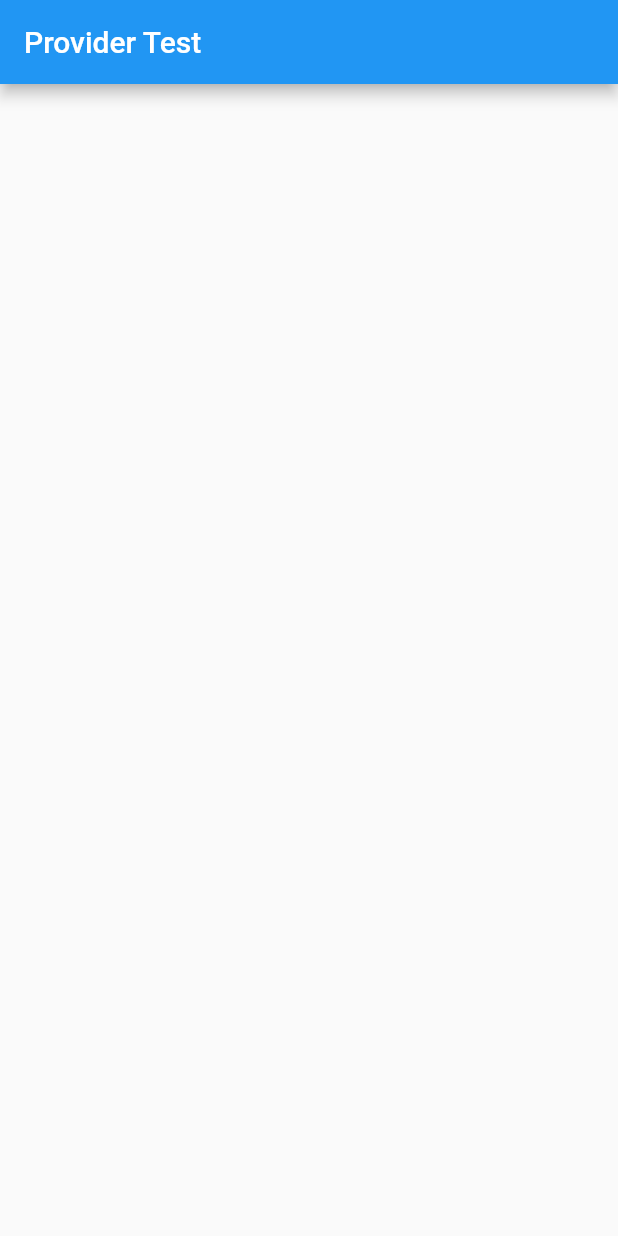
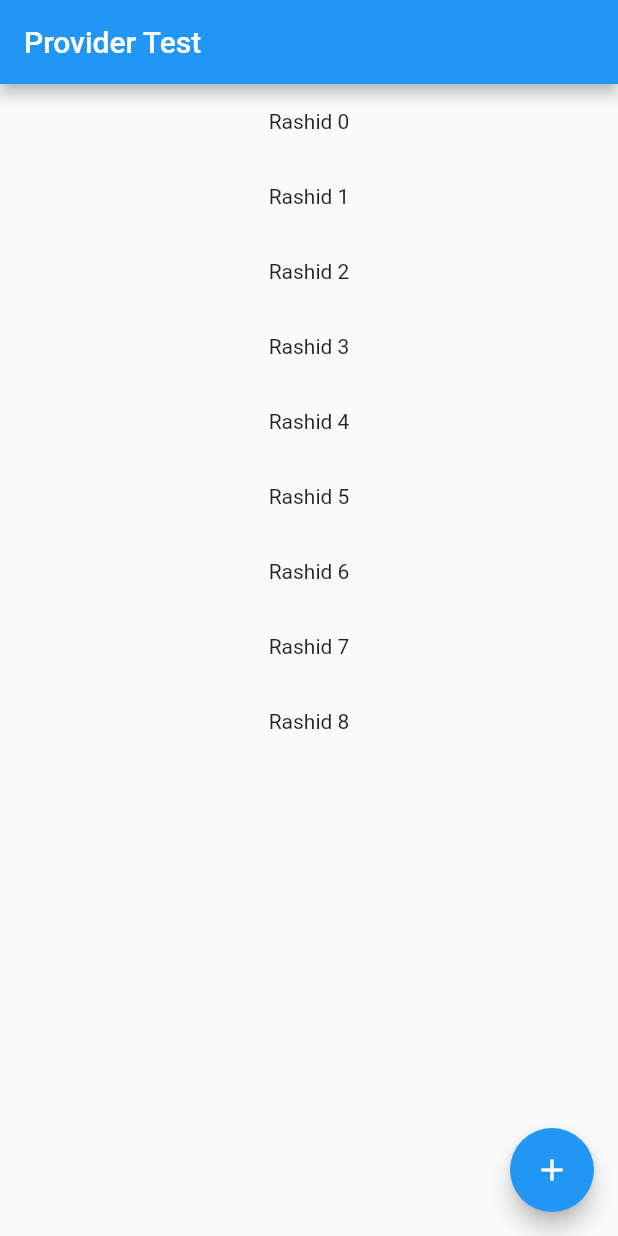
Before and after one commit to dihsarjr/provider_test, a Flutter app: the screen it shows after launch, on a phone screen of 412 x 824 dp. Run offline on Flutter 3.47's test engine with Material 2 defaults, Android fonts, the phone set to English and light mode, and no system bars.

```diff
--- a/lib/home.dart
+++ b/lib/home.dart
@@ -1,12 +1,31 @@
 import 'package:flutter/material.dart';
+import 'package:provider/provider.dart';
+import 'package:provider_test/provider.dart';
 
 class Home extends StatelessWidget {
   @override
   Widget build(BuildContext context) {
+    var function = Provider.of<HomeProvider>(context);
+    var name = Provider.of<HomeProvider>(context).name;
     return Scaffold(
       appBar: AppBar(
         title: Text('Provider Test'),
       ),
+      body: ListView.builder(
+        itemBuilder: (context, i) {
+          return Container(
+              height: 50,
+              width: MediaQuery.of(context).size.width,
+              child: Center(child: Text('${name[i].name} $i')));
+        },
+        itemCount: name.length,
+      ),
+      floatingActionButton: FloatingActionButton(
+        onPressed: () {
+          function.remove();
+        },
+        child: Icon(Icons.add),
+      ),
     );
   }
 }
--- a/lib/main.dart
+++ b/lib/main.dart
@@ -1,5 +1,7 @@
 import 'package:flutter/material.dart';
+import 'package:provider/provider.dart';
 import 'package:provider_test/home.dart';
+import 'package:provider_test/provider.dart';
 
 void main() {
   runApp(MyApp());
@@ -8,12 +10,17 @@ void main() {
 class MyApp extends StatelessWidget {
   @override
   Widget build(BuildContext context) {
-    return MaterialApp(
-      theme: ThemeData(
-        primarySwatch: Colors.blue,
-        visualDensity: VisualDensity.adaptivePlatformDensity,
+    return MultiProvider(
+      providers: [
+        ChangeNotifierProvider.value(value: HomeProvider()),
+      ],
+      child: MaterialApp(
+        theme: ThemeData(
+          primarySwatch: Colors.blue,
+          visualDensity: VisualDensity.adaptivePlatformDensity,
+        ),
+        home: Home(),
       ),
-      home: Home(),
     );
   }
 }
--- a/lib/provider.dart
+++ b/lib/provider.dart
@@ -13,4 +13,8 @@ class HomeProvider with ChangeNotifier {
     Names('Rashid'),
     Names('Rashid'),
   ];
+  void remove() {
+    name.removeAt(0);
+    notifyListeners();
+  }
 }
```
Also changed, not shown: pubspec.lock.
